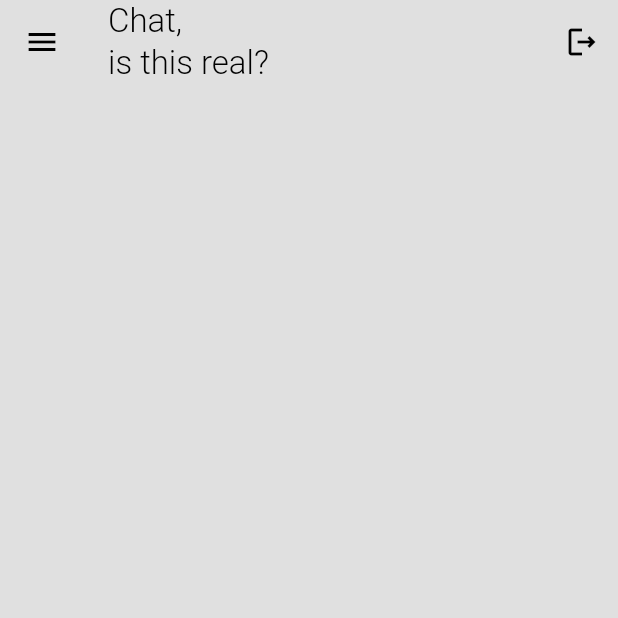
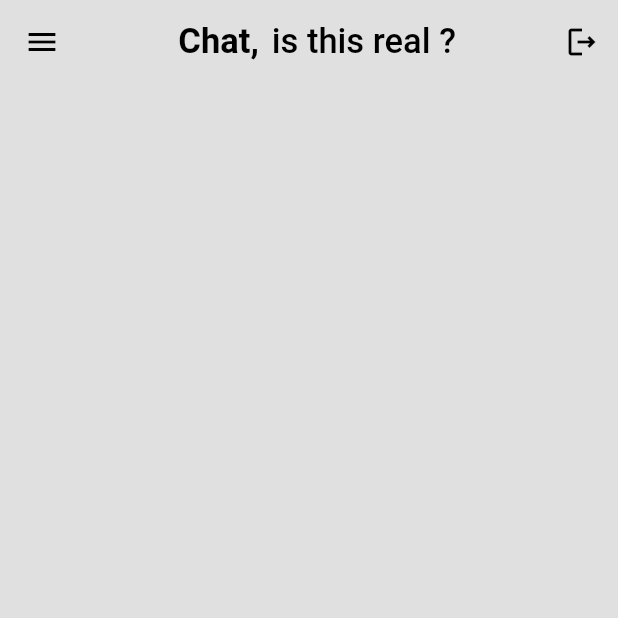
Before and after one commit to Delos-343/Chat-is-this-Real, a Flutter app: the screen it shows once a user with an empty profile is signed in, on a phone screen of 412 x 824 dp, the top half of it. Run offline on Flutter 3.47's test engine with Material 3 defaults, Android fonts, the phone set to English and light mode, and no system bars; our stand-ins replace firebase_auth, firebase_core; accounts and stored records are empty.

Commit message:
"Hehe ? yippy ka-yay : well shit"

```diff
--- a/lib/pages/home_page.dart
+++ b/lib/pages/home_page.dart
@@ -4,6 +4,7 @@ import 'package:flutter/material.dart';
 class HomePage extends StatelessWidget {
   const HomePage({super.key});
 
+  // damn this part to hell fr (I took way too long)
   void logout() {
     // call auth service for log out
     final _auth = AuthService();
@@ -14,10 +15,28 @@ class HomePage extends StatelessWidget {
   Widget build(BuildContext context) {
     return Scaffold(
       appBar: AppBar(
-        title: const Text(
-          "Chat,\nis this real?",
-          style: TextStyle(
-            fontWeight: FontWeight.w300,
+        centerTitle: true,
+        title: const Center(
+          child: Row(
+            mainAxisSize: MainAxisSize.min,
+            children: [
+              Text(
+                "Chat, ",
+                textAlign: TextAlign.center,
+                style: TextStyle(
+                  fontWeight: FontWeight.w600,
+                  fontSize: 23,
+                ),
+              ),
+              Text(
+                " is this real ?",
+                textAlign: TextAlign.center,
+                style: TextStyle(
+                  fontWeight: FontWeight.w500,
+                  fontSize: 23,
+                ),
+              ),
+            ],
           ),
         ),
         actions: [
```
